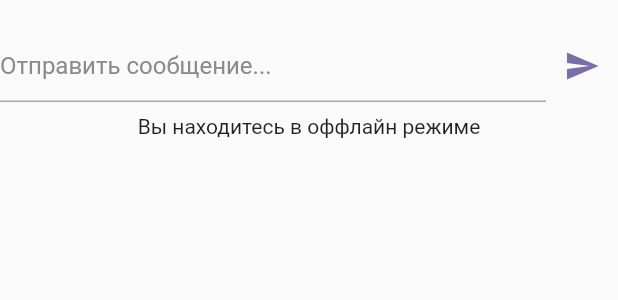
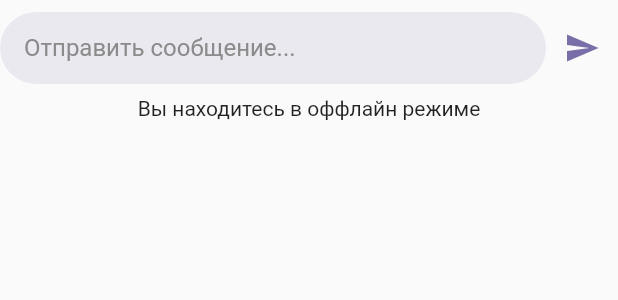
Before and after one commit to Sickgrey/chat, a Flutter app: the MessageInput widget shown alone on an empty page, opened directly with empty values, on a phone screen of 412 x 824 dp. Shown: the top 300 px of the screen. Run offline on Flutter 3.47's test engine with Material 2 defaults, Android fonts, the phone set to English and light mode, and no system bars; our stand-ins replace dio, equatable, flutter_bloc, hydrated_bloc, logger, rxdart and 1 more; accounts and stored records are empty; generated files the repository leaves out were written again.

Commit message:
app text field added

```diff
--- a/lib/parts/chat/widgets/message_input.dart
+++ b/lib/parts/chat/widgets/message_input.dart
@@ -29,18 +29,16 @@ class _MessageInputState extends State<MessageInput> {
     final locale = context.l10n;
 
     return Container(
-      padding: EdgeInsets.only(bottom: 20, top: 20),
+      padding: EdgeInsets.only(bottom: 20, top: 8),
       child: Column(
         children: [
           Row(
             children: <Widget>[
               Expanded(
-                child: TextField(
+                child: AppTextField(
                   controller: _textEditingController,
-                  textCapitalization: TextCapitalization.sentences,
-                  autocorrect: true,
-                  enableSuggestions: true,
-                  decoration: InputDecoration(hintText: locale.sendAMessage),
+                  hintText: locale.sendAMessage,
+                  maxLines: 4,
                 ),
               ),
               IconButton(
--- /dev/null
+++ b/lib/ui_kit/input/app_text_field.dart
@@ -0,0 +1,49 @@
+part of ui_kit;
+
+/// {@template appTextField}
+/// App text input field.
+/// {@endtemplate}
+class AppTextField extends StatelessWidget {
+  /// Controls the text being edited.
+  final TextEditingController? controller;
+
+  /// Hint text.
+  final String? hintText;
+
+  /// The maximum number of lines to show at one time.
+  final int? maxLines;
+
+  /// {@macro appTextField}
+  const AppTextField({
+    super.key,
+    this.controller,
+    this.hintText,
+    this.maxLines,
+  });
+
+  @override
+  Widget build(BuildContext context) {
+    final theme = context.theme;
+
+    return TextField(
+      controller: controller,
+      textCapitalization: TextCapitalization.sentences,
+      maxLines: maxLines ?? 1,
+      minLines: 1,
+      decoration: InputDecoration(
+        contentPadding: const EdgeInsets.symmetric(horizontal: 16, vertical: 8),
+        hintText: hintText,
+        border: OutlineInputBorder(
+          borderSide: BorderSide.none,
+          borderRadius: BorderRadius.all(Radius.circular(32)),
+        ),
+        focusedBorder: OutlineInputBorder(
+          borderSide: BorderSide(width: 1, color: theme.primaryColor),
+          borderRadius: BorderRadius.all(Radius.circular(32)),
+        ),
+        fillColor: theme.splashColor,
+        filled: true,
+      ),
+    );
+  }
+}
--- a/lib/ui_kit/ui_kit.dart
+++ b/lib/ui_kit/ui_kit.dart
@@ -3,4 +3,5 @@ library ui_kit;
 import 'package:flutter/material.dart';
 
 part 'colors/app_colors.dart';
+part 'input/app_text_field.dart';
 part 'theme/app_theme.dart';
```
